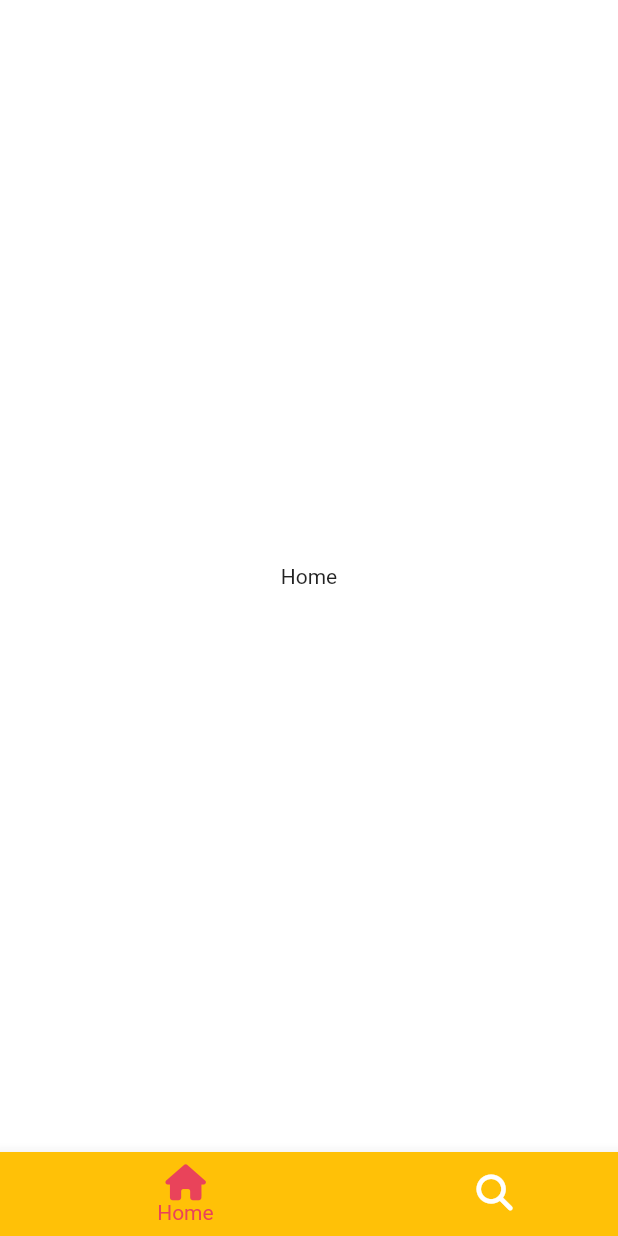
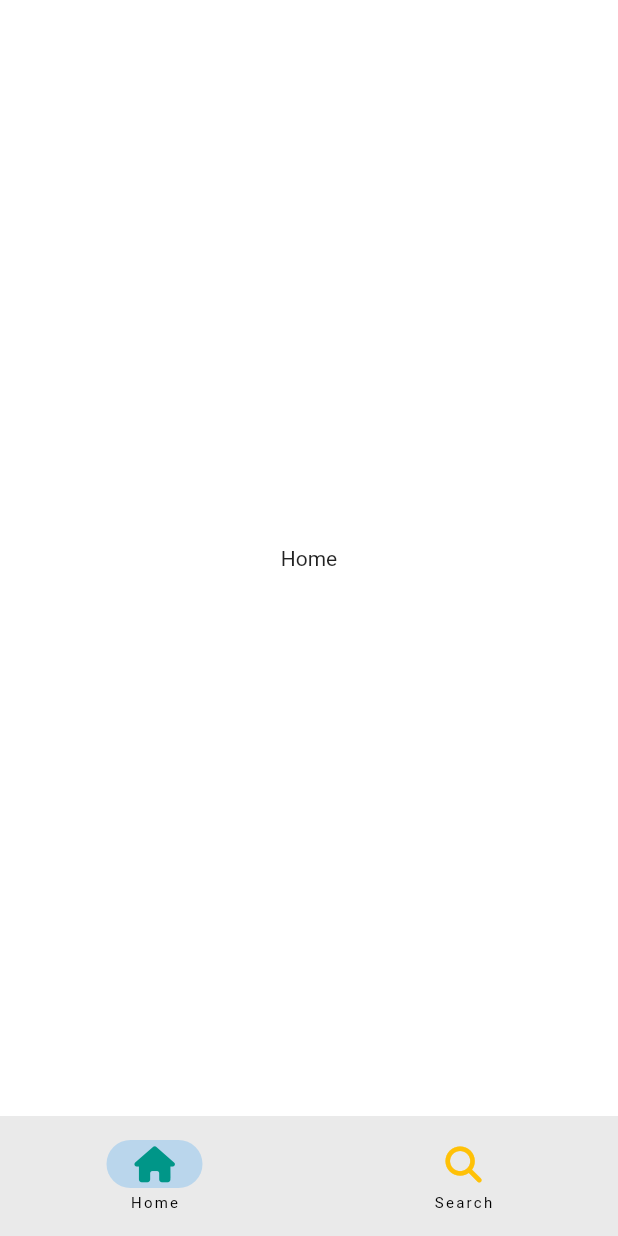
Before and after one commit to znehraks/tiktok-clone, a Flutter app: the screen it shows after launch, on a phone screen of 412 x 824 dp. Run offline on Flutter 3.47's test engine with Material 2 defaults, Android fonts, the phone set to English and light mode, and no system bars; our stand-ins replace font_awesome_flutter.

Commit message:
study: NavigationBar(material3)

```diff
--- a/lib/features/main_navigation/main_navigation_screen.dart
+++ b/lib/features/main_navigation/main_navigation_screen.dart
@@ -18,15 +18,6 @@ class _MainNavigationScreenState extends State<MainNavigationScreen> {
     const Center(
       child: Text("Search"),
     ),
-    const Center(
-      child: Text("Search"),
-    ),
-    const Center(
-      child: Text("Search"),
-    ),
-    const Center(
-      child: Text("Search"),
-    ),
   ];
 
   void _onTap(int index) {
@@ -39,23 +30,24 @@ class _MainNavigationScreenState extends State<MainNavigationScreen> {
   Widget build(BuildContext context) {
     return Scaffold(
       body: screens[_selectedIndex],
-      bottomNavigationBar: BottomNavigationBar(
-        type: BottomNavigationBarType.shifting,
-        currentIndex: _selectedIndex,
-        onTap: _onTap,
-        selectedItemColor: Theme.of(context).primaryColor,
-        items: const [
-          BottomNavigationBarItem(
-            icon: FaIcon(FontAwesomeIcons.house),
+      bottomNavigationBar: NavigationBar(
+        selectedIndex: _selectedIndex,
+        onDestinationSelected: _onTap,
+        labelBehavior: NavigationDestinationLabelBehavior.alwaysShow,
+        destinations: const [
+          NavigationDestination(
+            icon: FaIcon(
+              FontAwesomeIcons.house,
+              color: Colors.teal,
+            ),
             label: "Home",
-            tooltip: "What are you?",
-            backgroundColor: Colors.amber,
           ),
-          BottomNavigationBarItem(
-            icon: FaIcon(FontAwesomeIcons.magnifyingGlass),
+          NavigationDestination(
+            icon: FaIcon(
+              FontAwesomeIcons.magnifyingGlass,
+              color: Colors.amber,
+            ),
             label: "Search",
-            tooltip: "What are you?",
-            backgroundColor: Colors.blue,
           ),
         ],
       ),
```
